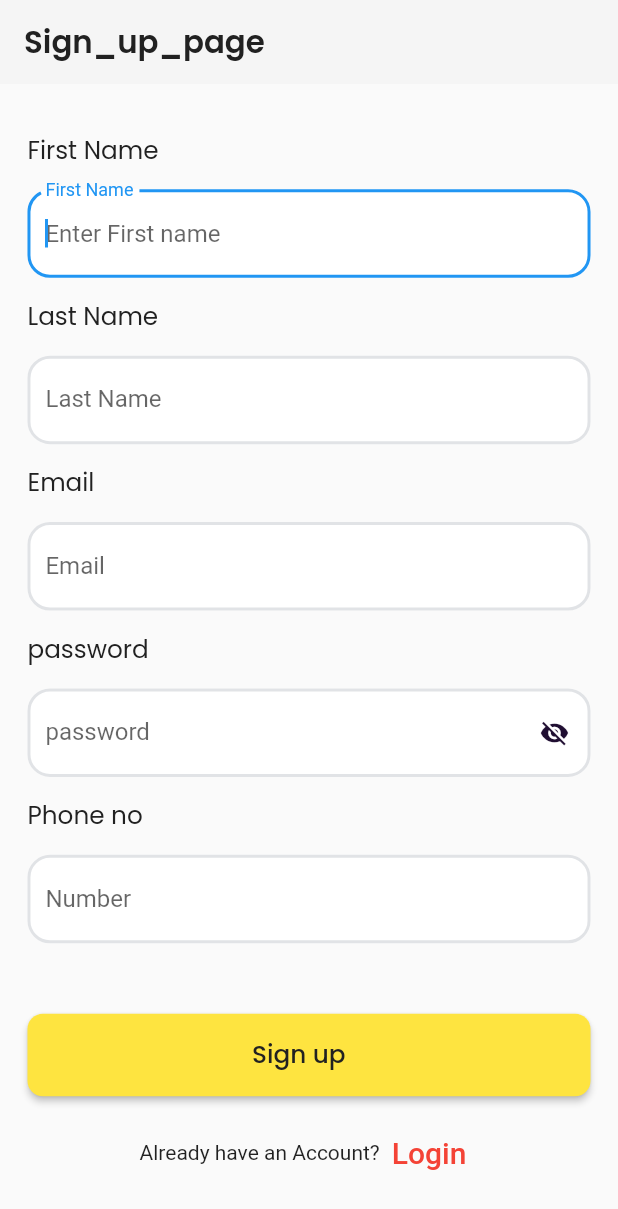
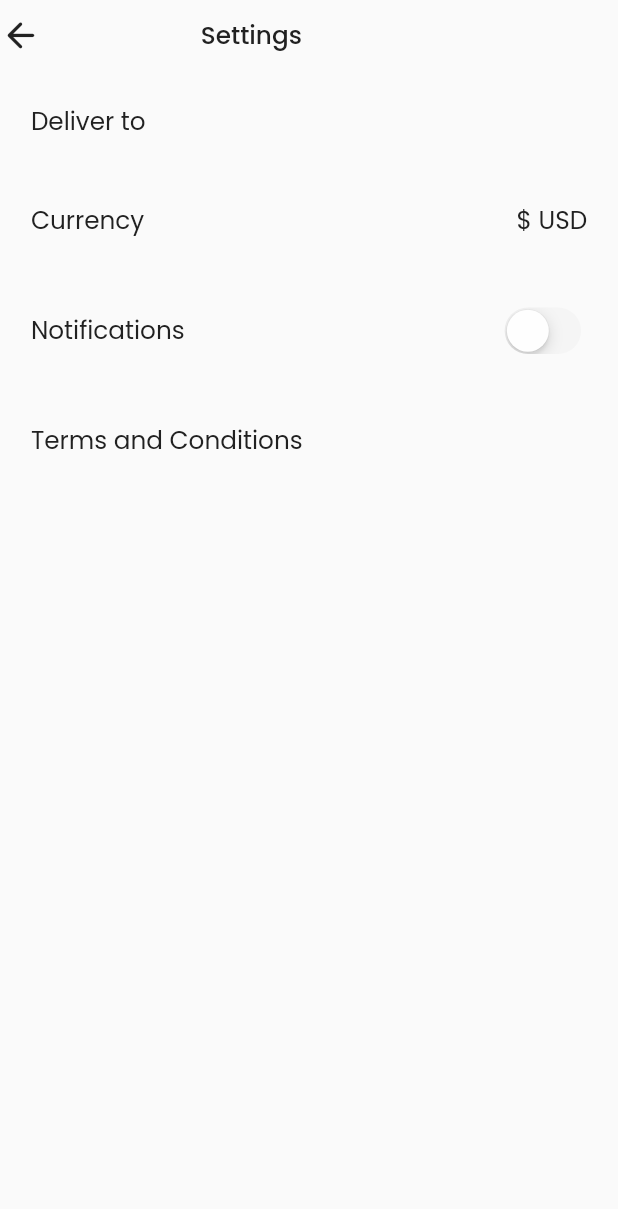
Before and after one commit to panchaniurvisha/ulmo_e_commerce, a Flutter app: the screen it shows after launch, on a phone screen of 412 x 824 dp. Shown: the top 1209 px of the screen. Run offline on Flutter 3.47's test engine with Material 2 defaults, Android fonts, the phone set to English and light mode, and no system bars; our stand-ins replace cloud_firestore, firebase_auth, firebase_core, firebase_storage, fluttertoast, google_sign_in and 3 more; accounts and stored records are empty.

Commit message:
"7/7/2023"

```diff
--- a/lib/main.dart
+++ b/lib/main.dart
@@ -1,6 +1,6 @@
 import 'package:firebase_core/firebase_core.dart';
 import 'package:flutter/material.dart';
-import 'package:ulmo_e_commerce_app/view/sign_up_page/sign_up_screen.dart';
+import 'package:ulmo_e_commerce_app/view/setting_screen.dart';
 
 void main() async {
   WidgetsFlutterBinding.ensureInitialized();
@@ -20,6 +20,6 @@ class MyApp extends StatelessWidget {
           primarySwatch: Colors.blue,
         ),
         debugShowCheckedModeBanner: false,
-        home: const SignUpScreen());
+        home: const SettingScreen());
   }
 }
--- a/lib/res/constant/app_string.dart
+++ b/lib/res/constant/app_string.dart
@@ -80,8 +80,7 @@ class AppString {
   static const five = "5";
   static const headerName = "you might also like";
   static const price = "\$150.00";
-  static const likesTable =
-      "Wooden bedside table featuring a raised design on the door";
+  static const likesTable = "Wooden bedside table featuring a raised design on the door";
   static const brown = "Brown";
   static const black = "Black";
   static const addCart = "Add to bag";
@@ -100,8 +99,7 @@ class AppString {
   static const personThree = "Paityn Saris";
   static const reviewOne = "Everything is good. Nice quality";
   static const reviewTwo = "Could be better :(";
-  static const reviewThree =
-      "Bought this table 2 months ago and I wanted to say, this is the best bedside table I’ve ever used 😍";
+  static const reviewThree = "Bought this table 2 months ago and I wanted to say, this is the best bedside table I’ve ever used 😍";
 
   //new Review Screen
   static const nice = "Nice";
@@ -116,8 +114,7 @@ class AppString {
 
   //story Screen
   static const jar = 'glass storage jar with\ngolden lid';
-  static const aboutJar =
-      'Hermetic storage jar. Made of glass with a\nraised slogan detail and a golden\nscrew-on lid. Available in three sizes.';
+  static const aboutJar = 'Hermetic storage jar. Made of glass with a\nraised slogan detail and a golden\nscrew-on lid. Available in three sizes.';
 
   //product Page Two Screen
   static const dollar = '\$15.99';
@@ -157,15 +154,13 @@ class AppString {
 
   //no Internet Screen
   static const internetLabel = "no connection";
-  static const aboutInternet =
-      "so, it’s looks like you don’t have an \n  internet connection right now";
+  static const aboutInternet = "so, it’s looks like you don’t have an \n  internet connection right now";
   static const retry = "Retry";
 
   //Empty Bag Screen
   static const bag = "bag";
   static const bagLabel = "your bag is empty";
-  static const aboutBag =
-      "items remain in your bag for 1 hour, and then they’re moved to your Saved items";
+  static const aboutBag = "items remain in your bag for 1 hour, and then they’re moved to your Saved items";
   static const shopping = "Start shopping";
 
   //bag Screen
@@ -173,8 +168,7 @@ class AppString {
   static const zero = "0";
   static const two = "2";
   static const dollarPrice = "\$280.50";
-  static const aboutBedSideTable =
-      "Square bedside table with legs,\na rattan shelf and a...";
+  static const aboutBedSideTable = "Square bedside table with legs,\na rattan shelf and a...";
   static const promoTitle = "promocode";
   static const checkout = "Checkout";
   static const total = "total";
@@ -184,8 +178,7 @@ class AppString {
   //success Screen
   static const successButton = "To my orders";
   static const orderLabel = "your order is placed";
-  static const aboutOrder =
-      "thanks for your order, we hope you \n   enjoyed shopping with us";
+  static const aboutOrder = "thanks for your order, we hope you \n   enjoyed shopping with us";
 
   //delivery Address Screen
   static const deliveryTitle = "delivery address";
@@ -297,4 +290,12 @@ class AppString {
   //Address Screen
   static const titleOfAddress = "Address";
   static const addressInfo = "address info";
+
+  ///Setting Screen
+  static const settings = "Settings";
+  static const deliverTo = "Deliver to";
+  static const currency = "Currency";
+  static const notifications = "Notifications";
+  static const termsAndConditions = "Terms and Conditions";
+  static const $usd = "\$ USD";
 }
--- /dev/null
+++ b/lib/view/setting_screen.dart
@@ -0,0 +1,73 @@
+import 'package:flutter/cupertino.dart';
+import 'package:flutter/material.dart';
+import 'package:ulmo_e_commerce_app/res/common/app_text.dart';
+import 'package:ulmo_e_commerce_app/res/constant/app_colors.dart';
+
+import '../res/common/row_app_bar.dart';
+import '../res/constant/app_string.dart';
+
+class SettingScreen extends StatefulWidget {
+  const SettingScreen({Key? key}) : super(key: key);
+
+  @override
+  State<SettingScreen> createState() => _SettingScreenState();
+}
+
+class _SettingScreenState extends State<SettingScreen> {
+  List<Map> data = [
+    {AppString.key: AppString.deliverTo, AppString.name: ""},
+    {
+      AppString.key: AppString.currency,
+      AppString.name: AppString.$usd,
+    },
+    {AppString.key: AppString.notifications, AppString.name: ""},
+    {AppString.key: AppString.termsAndConditions, AppString.name: ""}
+  ];
+  bool switchValue = false;
+  @override
+  Widget build(BuildContext context) {
+    double height = MediaQuery.of(context).size.height;
+    double width = MediaQuery.of(context).size.width;
+    return SafeArea(
+      child: Scaffold(
+        body: Column(
+          children: [
+            const RowAppBar(
+              text: AppString.settings,
+            ),
+            ListView.builder(
+              itemBuilder: (context, index) => Padding(
+                padding: EdgeInsets.symmetric(vertical: height / 40, horizontal: width / 20),
+                child: Row(
+                  mainAxisAlignment: MainAxisAlignment.spaceBetween,
+                  children: [
+                    AppText(text: data[index][AppString.key]),
+                    index == 0 || index == 1
+                        ? AppText(text: data[index][AppString.name])
+                        : index == 2
+                            ? CupertinoSwitch(
+                                value: switchValue,
+                                trackColor: AppColors.white,
+                                activeColor: AppColors.redColor,
+                                thumbColor: AppColors.skyWhite70,
+                                onChanged: (value) {
+                                  debugPrint("value---->$value");
+
+                                  switchValue = value;
+                                  setState(() {});
+                                },
+                              )
+                            : const SizedBox()
+                  ],
+                ),
+              ),
+              shrinkWrap: true,
+              physics: const NeverScrollableScrollPhysics(),
+              itemCount: data.length,
+            ),
+          ],
+        ),
+      ),
+    );
+  }
+}
```
